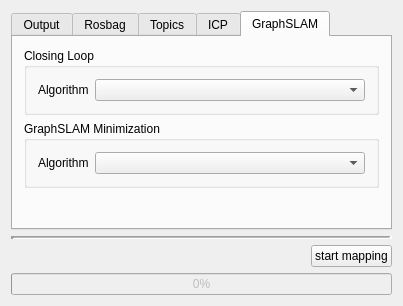
Qt form src/grabe_mapping/src/rqt_plugin/gui_plugin.ui (JannikGrabe/grabe_mapping) before a commit.
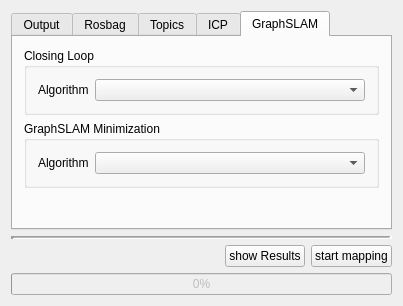
The same form after that commit.

Commit message: added pb_show

Patch:
```diff
--- a/src/grabe_mapping/src/rqt_plugin/gui_plugin.ui
+++ b/src/grabe_mapping/src/rqt_plugin/gui_plugin.ui
@@ -447,6 +447,13 @@
           </property>
          </spacer>
         </item>
+        <item>
+         <widget class="QPushButton" name="pb_show">
+          <property name="text">
+           <string>show Results</string>
+          </property>
+         </widget>
+        </item>
         <item>
          <widget class="QPushButton" name="pb_start">
           <property name="text">
```
The commit also changes 5 other files.
